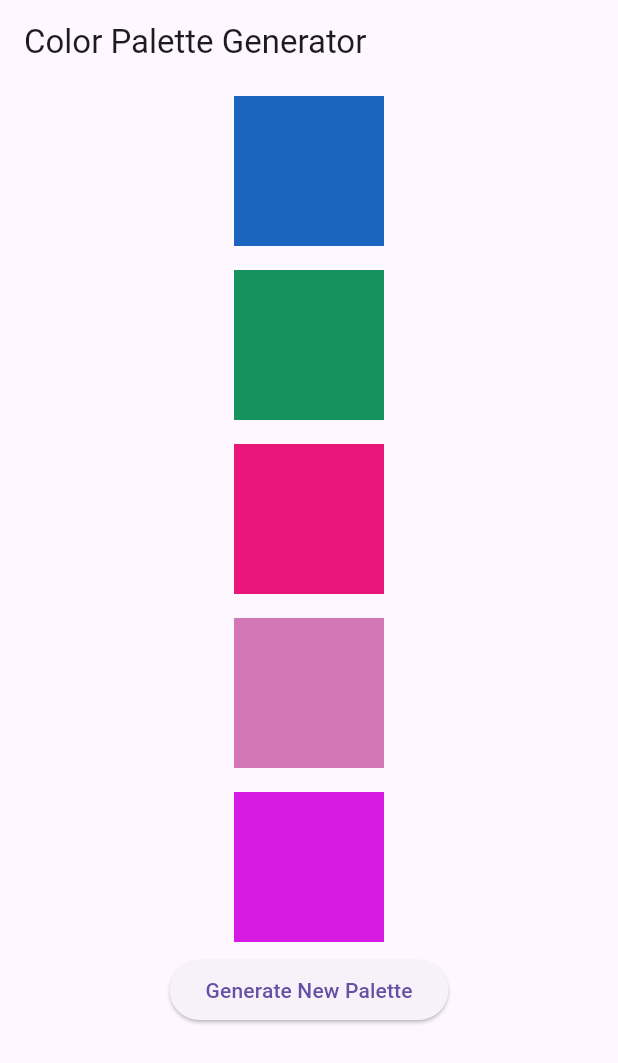
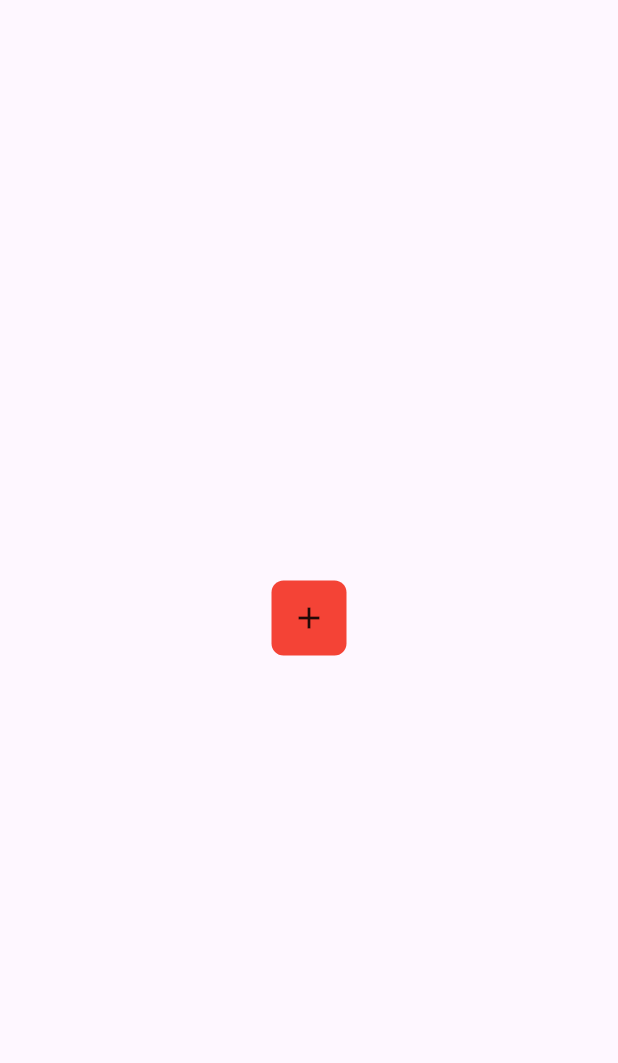
Before and after one commit to shijinthottiyil/mylearning, a Flutter app: the screen it shows after launch, on a phone screen of 412 x 824 dp. Shown: the top 1063 px of the screen. Run offline on Flutter 3.47's test engine with Material 3 defaults, Android fonts, the light colour scheme and no system bars.

Commit message:
SIMPLE ANIMATED BUTTON EXAMPLE

```diff
--- a/lib/animated_container_view.dart
+++ /dev/null
@@ -1,62 +0,0 @@
-import 'dart:math';
-
-import 'package:flutter/material.dart';
-
-class AnimatedContainerView extends StatefulWidget {
-  const AnimatedContainerView({super.key});
-
-  @override
-  State<AnimatedContainerView> createState() => _AnimatedContainerViewState();
-}
-
-class _AnimatedContainerViewState extends State<AnimatedContainerView> {
-  List<Color> currentPalette = generateRandomPalette();
-
-  static List<Color> generateRandomPalette() {
-    final random = Random();
-    return List.generate(
-      5,
-      (index) => Color.fromRGBO(
-        random.nextInt(256),
-        random.nextInt(256),
-        random.nextInt(256),
-        1,
-      ),
-    );
-  }
-
-  void regeneratePalette() {
-    setState(() {
-      currentPalette = generateRandomPalette();
-    });
-  }
-
-  @override
-  Widget build(BuildContext context) {
-    return Scaffold(
-      appBar: AppBar(
-        title: const Text('Color Palette Generator'),
-      ),
-      body: Center(
-        child: Column(
-          children: [
-            for (Color color in currentPalette) ...[
-              AnimatedContainer(
-                duration: const Duration(seconds: 1),
-                curve: Curves.easeIn,
-                width: 100,
-                height: 100,
-                color: color,
-                margin: const EdgeInsets.all(8),
-              ),
-            ],
-            ElevatedButton(
-              onPressed: regeneratePalette,
-              child: const Text('Generate New Palette'),
-            ),
-          ],
-        ),
-      ),
-    );
-  }
-}
--- /dev/null
+++ b/lib/animated_icon_example.dart
@@ -0,0 +1,44 @@
+import 'package:flutter/material.dart';
+
+class AnimatedIconExample extends StatefulWidget {
+  const AnimatedIconExample({super.key});
+
+  @override
+  State<AnimatedIconExample> createState() => _AnimatedIconExampleState();
+}
+
+class _AnimatedIconExampleState extends State<AnimatedIconExample> {
+  bool isAnimating = false;
+  @override
+  Widget build(BuildContext context) {
+    return Scaffold(
+      body: Center(
+        child: GestureDetector(
+          onTap: () {
+            setState(() {
+              isAnimating = !isAnimating;
+            });
+          },
+          child: AnimatedContainer(
+            width: isAnimating ? 100 : 50,
+            height: 50,
+            alignment: Alignment.center,
+            decoration: BoxDecoration(
+              borderRadius: isAnimating
+                  ? BorderRadius.circular(24)
+                  : BorderRadius.circular(8),
+              color: isAnimating ? Colors.greenAccent : Colors.red,
+            ),
+            duration: const Duration(milliseconds: 500),
+            child: isAnimating
+                ? Text(
+                    'Done',
+                    textAlign: TextAlign.center,
+                  )
+                : Icon(Icons.add),
+          ),
+        ),
+      ),
+    );
+  }
+}
--- a/lib/main.dart
+++ b/lib/main.dart
@@ -1,5 +1,5 @@
 import 'package:flutter/material.dart';
-import 'package:mylearning/animated_container_view.dart';
+import 'package:mylearning/animated_icon_example.dart';
 
 void main() {
   runApp(AnimationApp());
@@ -11,7 +11,7 @@ class AnimationApp extends StatelessWidget {
   @override
   Widget build(BuildContext context) {
     return MaterialApp(
-      home: AnimatedContainerView(),
+      home: AnimatedIconExample(),
     );
   }
 }
```
